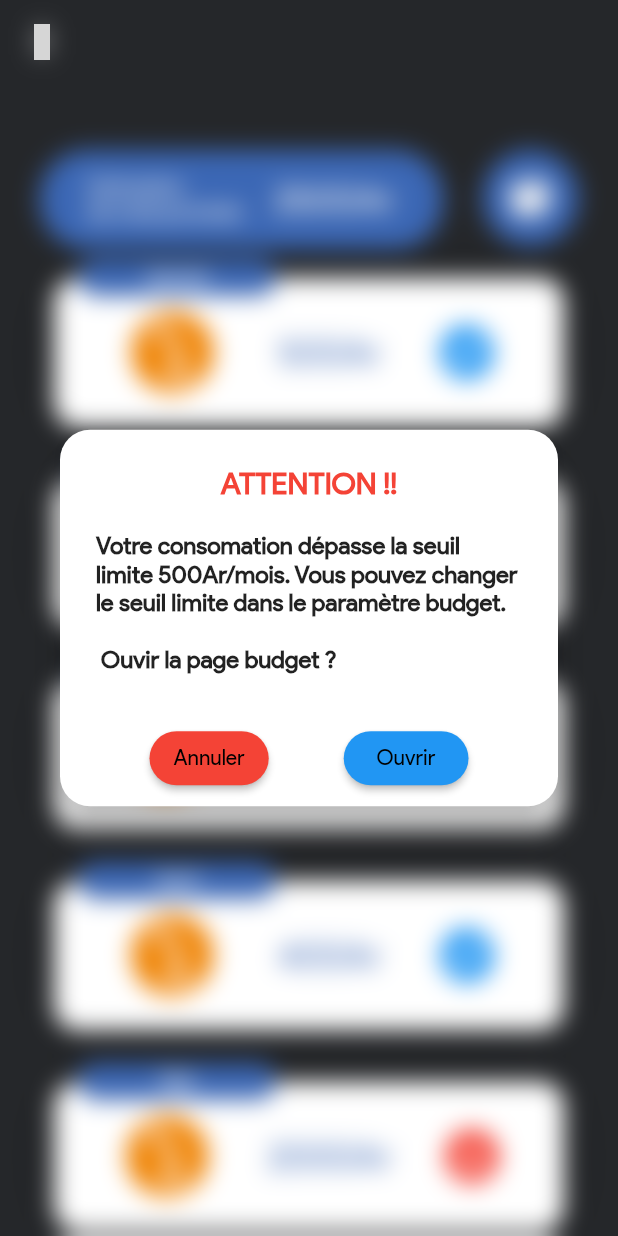
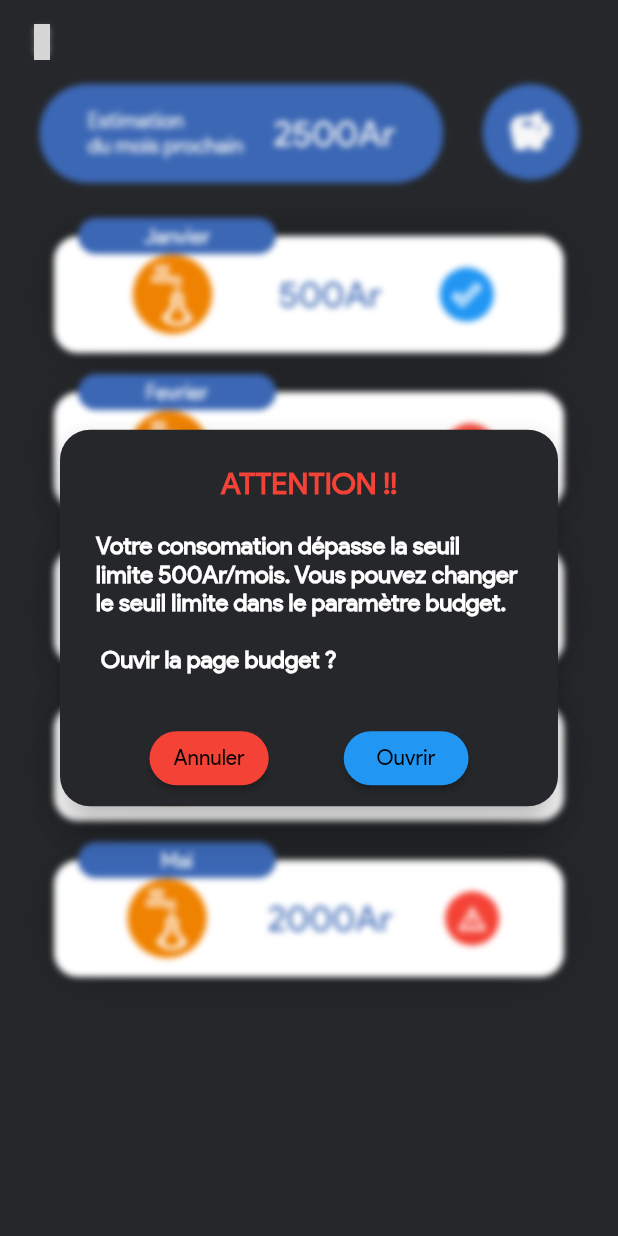
Before and after one commit to iTeam-S/GFS, a Flutter app: the Jirama screen opened by its route, after a tap on the "done outline" icon, on a phone screen of 412 x 824 dp. Run offline on Flutter 3.47's test engine with Material 2 defaults, Android fonts, the phone set to English and light mode, and no system bars; our stand-ins replace card_swiper, fl_chart, flutter_custom_clippers, get, line_icons, syncfusion_flutter_calendar; grey boxes are pictures that could not be loaded.

Commit message:
ajouster page jirama

```diff
--- a/lib/views/jirama.dart
+++ b/lib/views/jirama.dart
@@ -1,4 +1,5 @@
 import 'package:flutter/material.dart';
+import 'package:get/get.dart';
 import 'package:gfs/views/widgets/app_colors.dart';
 import 'package:gfs/views/widgets/drawer.dart';
 import 'package:gfs/views/widgets/spending_category_model.dart';
@@ -63,16 +64,11 @@ class _JiramaState extends State<Jirama> {
         ),
       ),
       body: Container(
-        color: Color(0xfff25272a),
+        color: Color(0xff25272a),
         child: Column(
           children: [
             Container(
-              height: 110,
-              child: Stack(children: [
-                Positioned(
-                  bottom: 0,
-                  left: 0,
-                  right: 0,
+              height: Get.height * .1,
               child: Row(
                   crossAxisAlignment: CrossAxisAlignment.start,
                   mainAxisAlignment: MainAxisAlignment.spaceEvenly,
@@ -83,8 +79,8 @@ class _JiramaState extends State<Jirama> {
                         children: [
                           Text(
                             'Estimation\ndu mois prochain',
-                                style: TextStyle(
-                                    color: AppColors.primaryWhiteColor),
+                            style:
+                                TextStyle(color: AppColors.primaryWhiteColor),
                           ),
                           SizedBox(width: 20),
                           PriceText(
@@ -93,8 +89,8 @@ class _JiramaState extends State<Jirama> {
                           ),
                         ],
                       ),
-                          padding: EdgeInsets.symmetric(
-                              horizontal: 32, vertical: 16),
+                      padding:
+                          EdgeInsets.symmetric(horizontal: 32, vertical: 16),
                       decoration: BoxDecoration(
                           color: AppColors.secondaryAccent,
                           borderRadius: BorderRadius.circular(32)),
@@ -123,8 +119,6 @@ class _JiramaState extends State<Jirama> {
                       ),
                     ),
                   ]),
-                )
-              ]),
             ),
             Expanded(
               child: ListView(children: [
--- a/lib/views/widgets/popUp.dart
+++ b/lib/views/widgets/popUp.dart
@@ -8,9 +8,9 @@ class PopUpConsomation extends StatelessWidget {
   @override
   Widget build(BuildContext context) {
     return BackdropFilter(
-      filter: ImageFilter.blur(sigmaX: 8.0, sigmaY: 8.0),
+      filter: ImageFilter.blur(sigmaX: 2, sigmaY: 2),
       child: AlertDialog(
-        backgroundColor: Colors.white,
+        backgroundColor: Color(0xff25272a),
         elevation: 10,
         shape: RoundedRectangleBorder(borderRadius: BorderRadius.circular(20)),
         title: Center(
@@ -20,7 +20,7 @@ class PopUpConsomation extends StatelessWidget {
         )),
         content: Text(
           "Votre consomation dépasse la seuil limite 500Ar/mois. Vous pouvez changer le seuil limite dans le paramètre budget.\n\n Ouvir la page budget ? ",
-          style: TextStyle(fontWeight: FontWeight.w600),
+          style: TextStyle(fontWeight: FontWeight.w600, color: Colors.white),
         ),
         actions: <Widget>[
           Row(
--- a/lib/views/widgets/spending_category.dart
+++ b/lib/views/widgets/spending_category.dart
@@ -12,7 +12,7 @@ class SpendingCategory extends StatelessWidget {
   @override
   Widget build(BuildContext context) {
     return Container(
-      height: 120,
+      height: 90,
       child: Stack(
         children: [
           Container(
```
Lines whose indentation alone changed are shown as unchanged.
